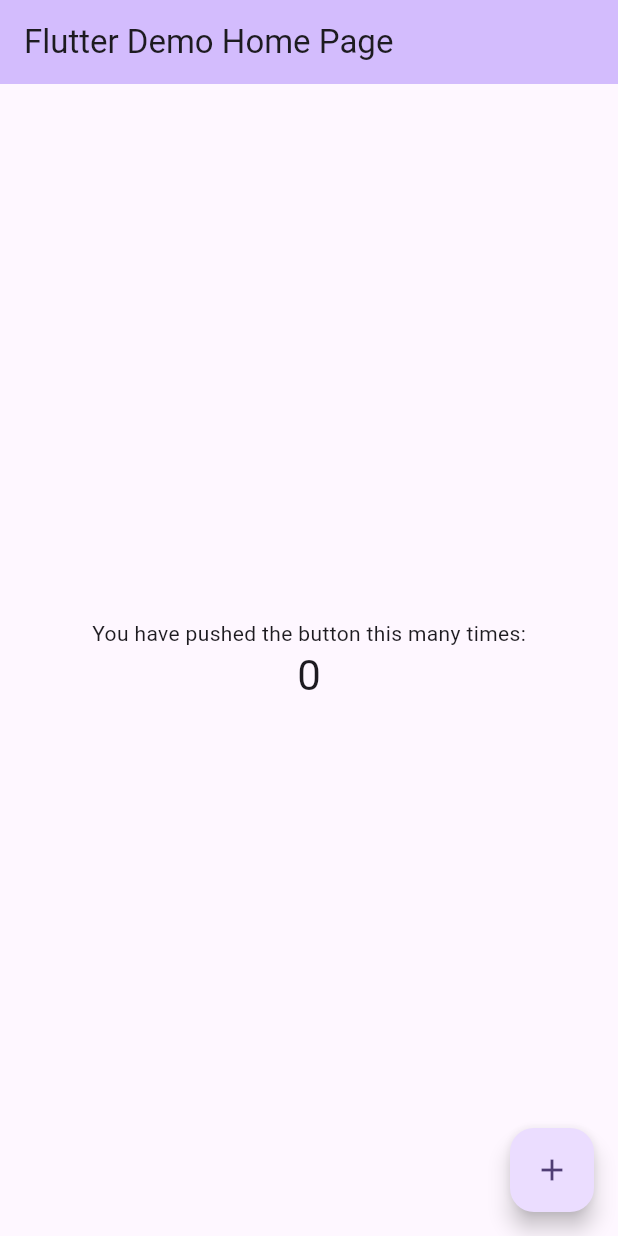
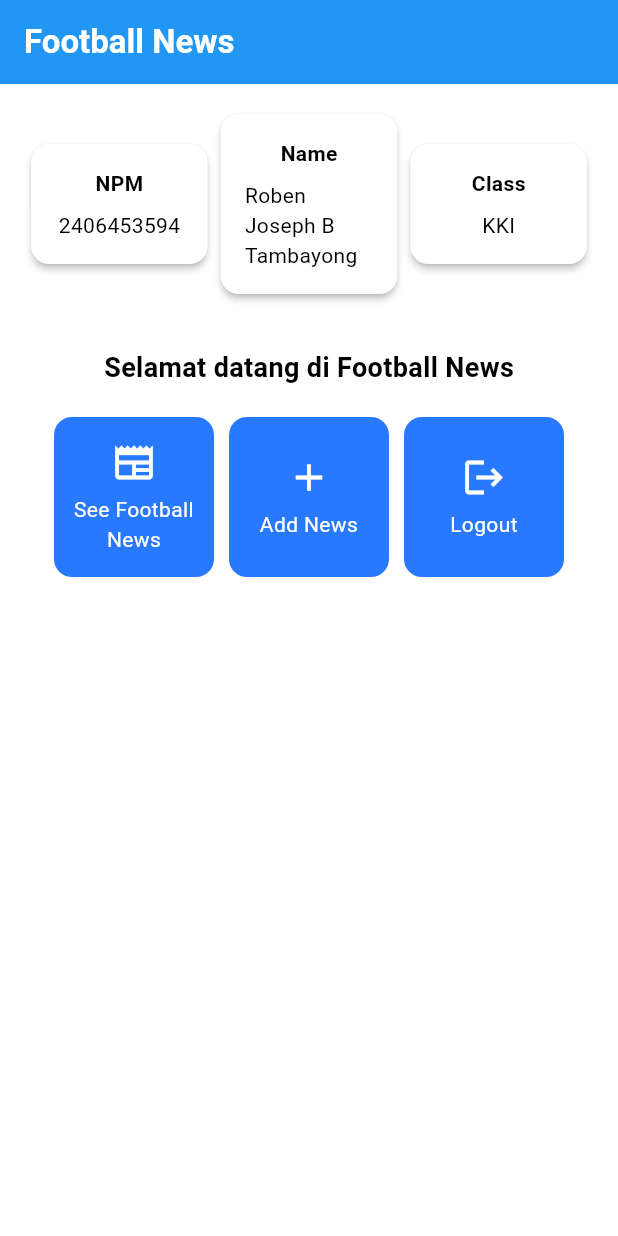
Before and after one commit to robentambayong/football_news, a Flutter app: the screen it shows after launch, on a phone screen of 412 x 824 dp. Run offline on Flutter 3.47's test engine with Material 3 defaults, Android fonts, the phone set to English and light mode, and no system bars.

Commit message:
Finished Tutorial 6

```diff
--- a/lib/main.dart
+++ b/lib/main.dart
@@ -1,4 +1,5 @@
 import 'package:flutter/material.dart';
+import 'package:football_news/menu.dart';
 
 void main() {
   runApp(const MyApp());
@@ -7,116 +8,15 @@ void main() {
 class MyApp extends StatelessWidget {
   const MyApp({super.key});
 
-  // This widget is the root of your application.
   @override
   Widget build(BuildContext context) {
     return MaterialApp(
-      title: 'Flutter Demo',
+      title: 'Football News',
       theme: ThemeData(
-        // This is the theme of your application.
-        //
-        // TRY THIS: Try running your application with "flutter run". You'll see
-        // the application has a purple toolbar. Then, without quitting the app,
-        // try changing the seedColor in the colorScheme below to Colors.green
-        // and then invoke "hot reload" (save your changes or press the "hot
-        // reload" button in a Flutter-supported IDE, or press "r" if you used
-        // the command line to start the app).
-        //
-        // Notice that the counter didn't reset back to zero; the application
-        // state is not lost during the reload. To reset the state, use hot
-        // restart instead.
-        //
-        // This works for code too, not just values: Most code changes can be
-        // tested with just a hot reload.
-        colorScheme: ColorScheme.fromSeed(seedColor: Colors.deepPurple),
+        colorScheme: ColorScheme.fromSwatch(primarySwatch: Colors.blue,)
+        .copyWith(secondary: Colors.blueAccent[400]),
       ),
-      home: const MyHomePage(title: 'Flutter Demo Home Page'),
+      home: MyHomePage(),
     );
   }
 }
-
-class MyHomePage extends StatefulWidget {
-  const MyHomePage({super.key, required this.title});
-
-  // This widget is the home page of your application. It is stateful, meaning
-  // that it has a State object (defined below) that contains fields that affect
-  // how it looks.
-
-  // This class is the configuration for the state. It holds the values (in this
-  // case the title) provided by the parent (in this case the App widget) and
-  // used by the build method of the State. Fields in a Widget subclass are
-  // always marked "final".
-
-  final String title;
-
-  @override
-  State<MyHomePage> createState() => _MyHomePageState();
-}
-
-class _MyHomePageState extends State<MyHomePage> {
-  int _counter = 0;
-
-  void _incrementCounter() {
-    setState(() {
-      // This call to setState tells the Flutter framework that something has
-      // changed in this State, which causes it to rerun the build method below
-      // so that the display can reflect the updated values. If we changed
-      // _counter without calling setState(), then the build method would not be
-      // called again, and so nothing would appear to happen.
-      _counter++;
-    });
-  }
-
-  @override
-  Widget build(BuildContext context) {
-    // This method is rerun every time setState is called, for instance as done
-    // by the _incrementCounter method above.
-    //
-    // The Flutter framework has been optimized to make rerunning build methods
-    // fast, so that you can just rebuild anything that needs updating rather
-    // than having to individually change instances of widgets.
-    return Scaffold(
-      appBar: AppBar(
-        // TRY THIS: Try changing the color here to a specific color (to
-        // Colors.amber, perhaps?) and trigger a hot reload to see the AppBar
-        // change color while the other colors stay the same.
-        backgroundColor: Theme.of(context).colorScheme.inversePrimary,
-        // Here we take the value from the MyHomePage object that was created by
-        // the App.build method, and use it to set our appbar title.
-        title: Text(widget.title),
-      ),
-      body: Center(
-        // Center is a layout widget. It takes a single child and positions it
-        // in the middle of the parent.
-        child: Column(
-          // Column is also a layout widget. It takes a list of children and
-          // arranges them vertically. By default, it sizes itself to fit its
-          // children horizontally, and tries to be as tall as its parent.
-          //
-          // Column has various properties to control how it sizes itself and
-          // how it positions its children. Here we use mainAxisAlignment to
-          // center the children vertically; the main axis here is the vertical
-          // axis because Columns are vertical (the cross axis would be
-          // horizontal).
-          //
-          // TRY THIS: Invoke "debug painting" (choose the "Toggle Debug Paint"
-          // action in the IDE, or press "p" in the console), to see the
-          // wireframe for each widget.
-          mainAxisAlignment: MainAxisAlignment.center,
-          children: <Widget>[
-            const Text('You have pushed the button this many times:'),
-            Text(
-              '$_counter',
-              style: Theme.of(context).textTheme.headlineMedium,
-            ),
-          ],
-        ),
-      ),
-      floatingActionButton: FloatingActionButton(
-        onPressed: _incrementCounter,
-        tooltip: 'Increment',
-        child: const Icon(Icons.add),
-      ), // This trailing comma makes auto-formatting nicer for build methods.
-    );
-  }
-}
--- /dev/null
+++ b/lib/menu.dart
@@ -0,0 +1,165 @@
+import 'package:flutter/material.dart';
+
+/// Home page of the Football News app
+class MyHomePage extends StatelessWidget {
+  MyHomePage({super.key});
+
+  // User Information
+  final String nama = "Roben Joseph B Tambayong"; // Name
+  final String npm = "2406453594";  // NPM
+  final String kelas = "KKI";       // Class
+
+  // List of menu buttons
+  final List<ItemHomepage> items = [
+    ItemHomepage("See Football News", Icons.newspaper),
+    ItemHomepage("Add News", Icons.add),
+    ItemHomepage("Logout", Icons.logout),
+  ];
+
+  @override
+  Widget build(BuildContext context) {
+    // Scaffold provides the structure for the page with AppBar and body
+    return Scaffold(
+      appBar: AppBar(
+        title: const Text(
+          'Football News',
+          style: TextStyle(
+            color: Colors.white,
+            fontWeight: FontWeight.bold,
+          ),
+        ),
+        backgroundColor: Theme.of(context).colorScheme.primary,
+      ),
+      body: Padding(
+        padding: const EdgeInsets.all(16.0),
+        child: Column(
+          crossAxisAlignment: CrossAxisAlignment.center,
+          children: [
+            // Row for 3 InfoCards horizontally
+            Row(
+              mainAxisAlignment: MainAxisAlignment.spaceEvenly,
+              children: [
+                InfoCard(title: 'NPM', content: npm),
+                InfoCard(title: 'Name', content: nama),
+                InfoCard(title: 'Class', content: kelas),
+              ],
+            ),
+
+            const SizedBox(height: 16.0),
+
+            // Center section with greeting text and grid of buttons
+            Center(
+              child: Column(
+                children: [
+                  const Padding(
+                    padding: EdgeInsets.only(top: 16.0),
+                    child: Text(
+                      'Selamat datang di Football News',
+                      style: TextStyle(
+                        fontWeight: FontWeight.bold,
+                        fontSize: 18.0,
+                      ),
+                    ),
+                  ),
+                  GridView.count(
+                    primary: true,
+                    padding: const EdgeInsets.all(20),
+                    crossAxisSpacing: 10,
+                    mainAxisSpacing: 10,
+                    crossAxisCount: 3,
+                    shrinkWrap: true,
+                    children: items.map((ItemHomepage item) {
+                      return ItemCard(item);
+                    }).toList(),
+                  ),
+                ],
+              ),
+            ),
+          ],
+        ),
+      ),
+    );
+  }
+}
+
+/// Card for displaying basic info (NPM, Name, Class)
+class InfoCard extends StatelessWidget {
+  final String title;
+  final String content;
+
+  const InfoCard({super.key, required this.title, required this.content});
+
+  @override
+  Widget build(BuildContext context) {
+    return Card(
+      elevation: 2.0,
+      child: Container(
+        width: MediaQuery.of(context).size.width / 3.5,
+        padding: const EdgeInsets.all(16.0),
+        child: Column(
+          children: [
+            Text(
+              title,
+              style: const TextStyle(fontWeight: FontWeight.bold),
+            ),
+            const SizedBox(height: 8.0),
+            Text(content),
+          ],
+        ),
+      ),
+    );
+  }
+}
+
+/// Data model for menu items (button name + icon)
+class ItemHomepage {
+  final String name;
+  final IconData icon;
+
+  ItemHomepage(this.name, this.icon);
+}
+
+/// Card widget that acts as a clickable button
+class ItemCard extends StatelessWidget {
+  final ItemHomepage item;
+
+  const ItemCard(this.item, {super.key});
+
+  @override
+  Widget build(BuildContext context) {
+    return Material(
+      color: Theme.of(context).colorScheme.secondary,
+      borderRadius: BorderRadius.circular(12),
+      child: InkWell(
+        onTap: () {
+          ScaffoldMessenger.of(context)
+            ..hideCurrentSnackBar()
+            ..showSnackBar(
+              SnackBar(content: Text("Kamu telah menekan tombol ${item.name}!")),
+            );
+        },
+        child: Container(
+          padding: const EdgeInsets.all(8),
+          child: Center(
+            child: Column(
+              mainAxisAlignment: MainAxisAlignment.center,
+              children: [
+                Icon(
+                  item.icon,
+                  color: Colors.white,
+                  size: 30.0,
+                ),
+                const Padding(padding: EdgeInsets.all(3)),
+                Text(
+                  item.name,
+                  textAlign: TextAlign.center,
+                  style: const TextStyle(color: Colors.white),
+                ),
+              ],
+            ),
+          ),
+        ),
+      ),
+    );
+  }
+}
```
